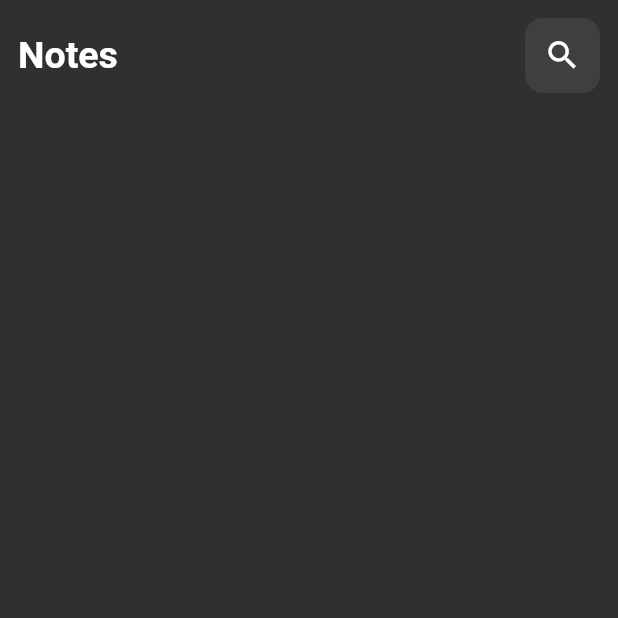
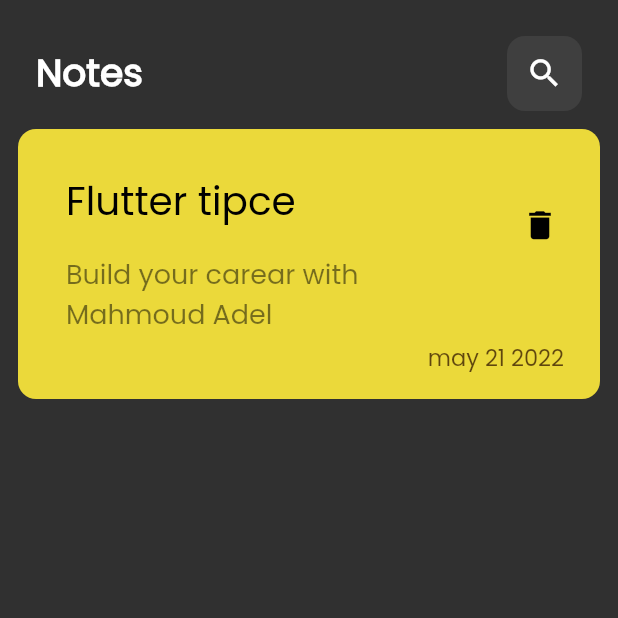
Before and after one commit to Mahmoud-Adel-Ali/notes, a Flutter app: the screen it shows after launch, on a phone screen of 412 x 824 dp, the top half of it. Run offline on Flutter 3.47's test engine with Material 2 defaults, Android fonts, the phone set to English and light mode, and no system bars.

Commit message:
create_custom_note_item

```diff
--- a/lib/main.dart
+++ b/lib/main.dart
@@ -14,7 +14,10 @@ class MyApp extends StatelessWidget {
     return MaterialApp(
       title: 'Flutter Demo',
       debugShowCheckedModeBanner: false,
-      theme: ThemeData.dark(),
+      theme: ThemeData(
+        brightness: Brightness.dark,
+        fontFamily: 'Poppins',
+      ),
       home: const NotesView(),
     );
   }
--- a/lib/views/notesView.dart
+++ b/lib/views/notesView.dart
@@ -1,3 +1,5 @@
+
+
 import 'package:flutter/material.dart';
 import 'package:notes/views/widget/notes_view_body.dart';
 
@@ -6,8 +8,11 @@ class NotesView extends StatelessWidget {
 
   @override
   Widget build(BuildContext context) {
-    return Scaffold(
-      body: NotesViewBody(),
+    return const Scaffold(
+      body: Padding(
+        padding: EdgeInsets.all(12.0),
+        child: NotesViewBody(),
+      ),
       );
   }
 }
--- a/lib/views/widget/custom_appbar.dart
+++ b/lib/views/widget/custom_appbar.dart
@@ -7,12 +7,12 @@ class CustomAppBar extends StatelessWidget {
 
   @override
   Widget build(BuildContext context) {
-    return Padding(
-            padding: const EdgeInsets.all(12.0),
+    return const Padding(
+            padding: EdgeInsets.all(12.0),
             child: Row(
               mainAxisAlignment: MainAxisAlignment.spaceBetween,
               children: [
-                const Text(
+                Text(
                   "Notes",
                   style: TextStyle(
                     fontSize: 25,
--- /dev/null
+++ b/lib/views/widget/custom_notes_item_card.dart
@@ -0,0 +1,52 @@
+import 'package:flutter/material.dart';
+
+class NoteItemCard extends StatelessWidget {
+  const NoteItemCard({super.key});
+
+  @override
+  Widget build(BuildContext context) {
+    return Container(
+      padding:  EdgeInsets.fromLTRB(16, 24, 0, 16),
+      decoration: BoxDecoration(
+        color: Colors.yellow.withOpacity(0.9),
+        borderRadius: BorderRadius.circular(12),
+      ),
+      child: Column(
+        crossAxisAlignment: CrossAxisAlignment.end,
+        children: [
+          ListTile(
+            title: const Text(
+              "Flutter tipce",
+              style: TextStyle(fontSize: 26, color: Colors.black),
+            ),
+            subtitle:  Padding(
+              padding:const EdgeInsets.only(top: 16),
+              child: Text(
+                "Build your carear with Mahmoud Adel",
+                style: TextStyle(
+                    fontSize: 18, color: Colors.black.withOpacity(0.5)),
+              ),
+            ),
+            trailing: IconButton(
+                onPressed: () {},
+                icon: const Icon(
+                  Icons.delete,
+                  color: Colors.black,
+                  size: 25,
+                )),
+          ),
+          const Padding(
+            padding: EdgeInsets.only(right:24.0),
+            child: Text(
+              "may 21 2022",
+              style: TextStyle(
+                fontSize: 15,
+                color: Color.fromARGB(195, 52, 25, 0),
+              ),
+            ),
+          ),
+        ],
+      ),
+    );
+  }
+}
--- a/lib/views/widget/custom_search_icon.dart
+++ b/lib/views/widget/custom_search_icon.dart
@@ -12,7 +12,7 @@ class CustomSearchIocn extends StatelessWidget {
         borderRadius: BorderRadius.circular(12),
         color: Colors.white.withOpacity(0.07)
       ),
-      child: Icon(Icons.search,size: 25,),
+      child: const Icon(Icons.search,size: 25,),
     );
   }
 }
--- a/lib/views/widget/notes_view_body.dart
+++ b/lib/views/widget/notes_view_body.dart
@@ -1,15 +1,16 @@
 import 'package:flutter/material.dart';
 import 'package:notes/views/widget/custom_appbar.dart';
+import 'package:notes/views/widget/custom_notes_item_card.dart';
 
 class NotesViewBody extends StatelessWidget {
   const NotesViewBody({super.key});
 
   @override
   Widget build(BuildContext context) {
-    return Column(
+    return const Column(
       children: [
-        const CustomAppBar(),
-
+        CustomAppBar(),
+        NoteItemCard(),
       ],
     );
   }
```
Also changed, not shown: pubspec.yaml (+7 -12 lines), assets/fonts/Poppins-Regular.ttf (added).
